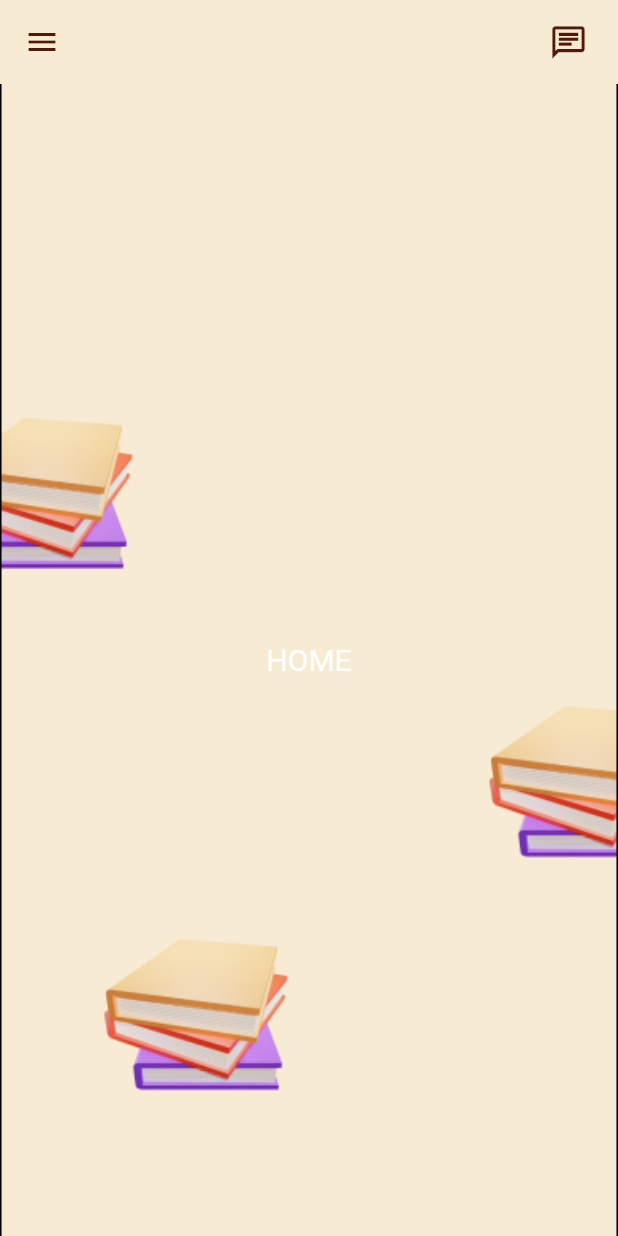
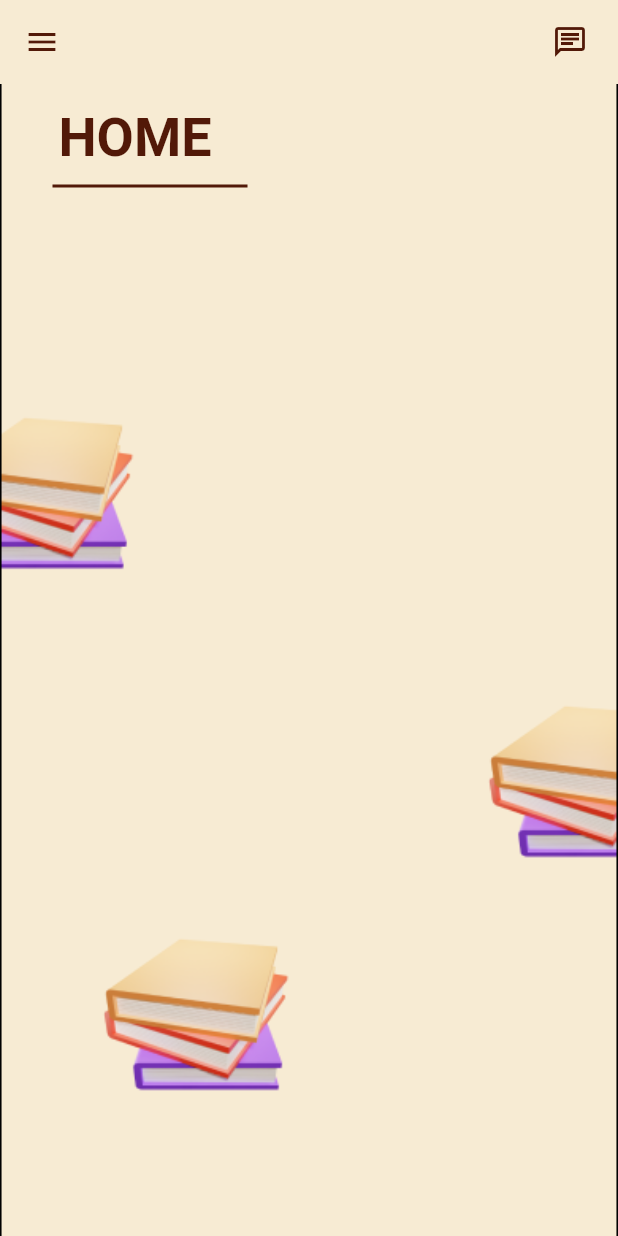
Before and after one commit to AndreaGon/6002CEM_Group6, a Flutter app: the screen it shows after launch, on a phone screen of 412 x 824 dp. Run offline on Flutter 3.47's test engine with Material 2 defaults, Android fonts, the phone set to English and light mode, and no system bars.

Commit message:
home title

```diff
--- a/lib/view/home/homepage.dart
+++ b/lib/view/home/homepage.dart
@@ -38,15 +38,26 @@ class _HomePageState extends State<HomePage> {
                       onTap: () {},
                       child: Icon(
                         Icons.chat_outlined,
-                        size: 26.0,
                       ),
                     )
                 ),
               ]
               ),
 
-            body: Center(
-              child: Text("HOME", style: TextStyle(fontSize: 20, color: Colors.white)),
+            body: Column(
+              children: <Widget> [
+                Padding(padding: EdgeInsets.fromLTRB(180, 15, 0, 0)),
+                Text("HOME",
+                    style: TextStyle(
+                        fontSize: 36,
+                        color: darkbrown,
+                        fontWeight: FontWeight.bold
+                    )
+                ),
+                Padding(
+                  padding:EdgeInsets.fromLTRB(20, 10, 0, 0),
+                  child:Container(height:2.0, width:130.0, color:darkbrown))
+              ]
             ),
 
             drawer: Container(
```
